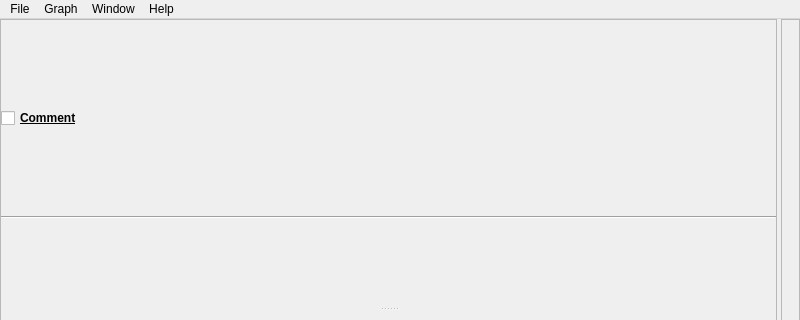
Before: the Qt Designer form appli/grapher/ui/grapher.ui in snaress/bank, drawn with Qt 5; both pictures show x 0 to 800 and y 0 to 320 of the 800 by 800 pixel window.
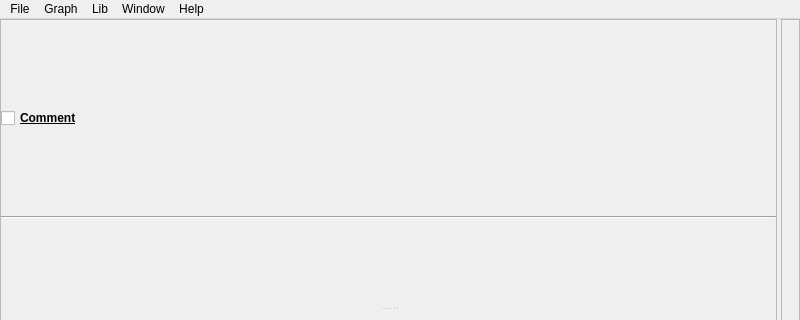
After: the same form once the commit is applied.

Commit message: Grapher: Rename modul core -> gpCore ExecGraph: Add loop  checkFile

```diff
--- a/appli/grapher/ui/grapher.ui
+++ b/appli/grapher/ui/grapher.ui
@@ -229,8 +229,17 @@
     <addaction name="separator"/>
     <addaction name="miExecGraph"/>
    </widget>
+   <widget class="QMenu" name="menuLib">
+    <property name="title">
+     <string>Lib</string>
+    </property>
+    <addaction name="miScript"/>
+    <addaction name="miNode"/>
+    <addaction name="miBranch"/>
+   </widget>
    <addaction name="menuFile"/>
    <addaction name="menuGraph"/>
+   <addaction name="menuLib"/>
    <addaction name="menuWindow"/>
    <addaction name="menuHelp"/>
   </widget>
```
Left out of the diff: 22 changed lines with no effect on the pictures. The commit also changes 4 other files.
